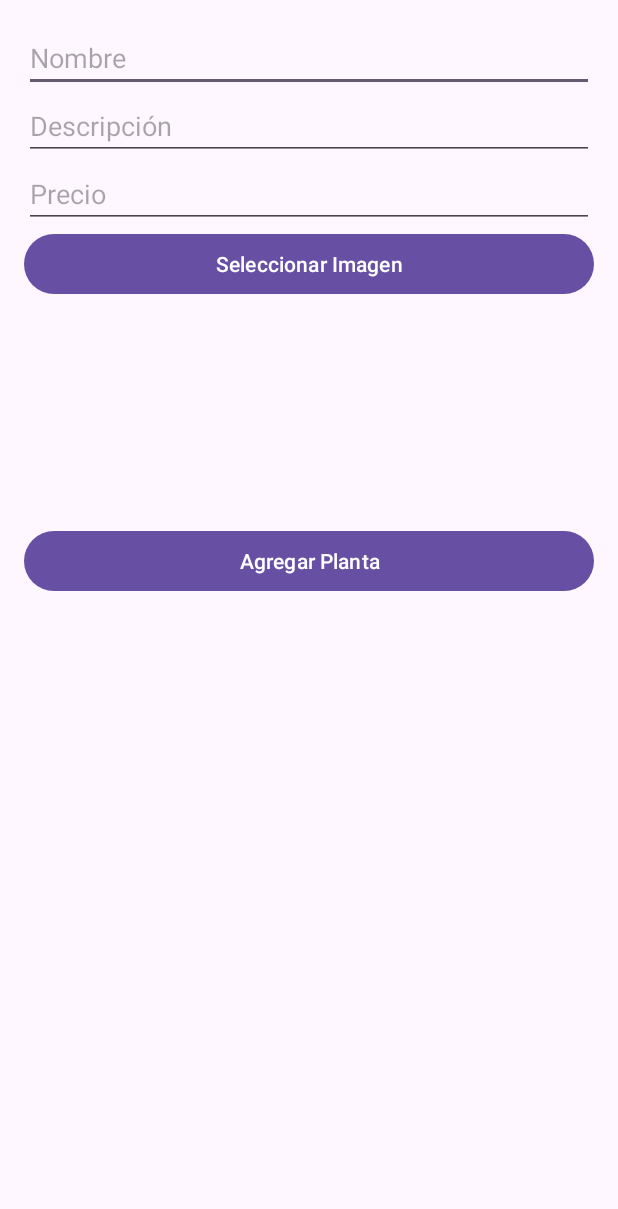
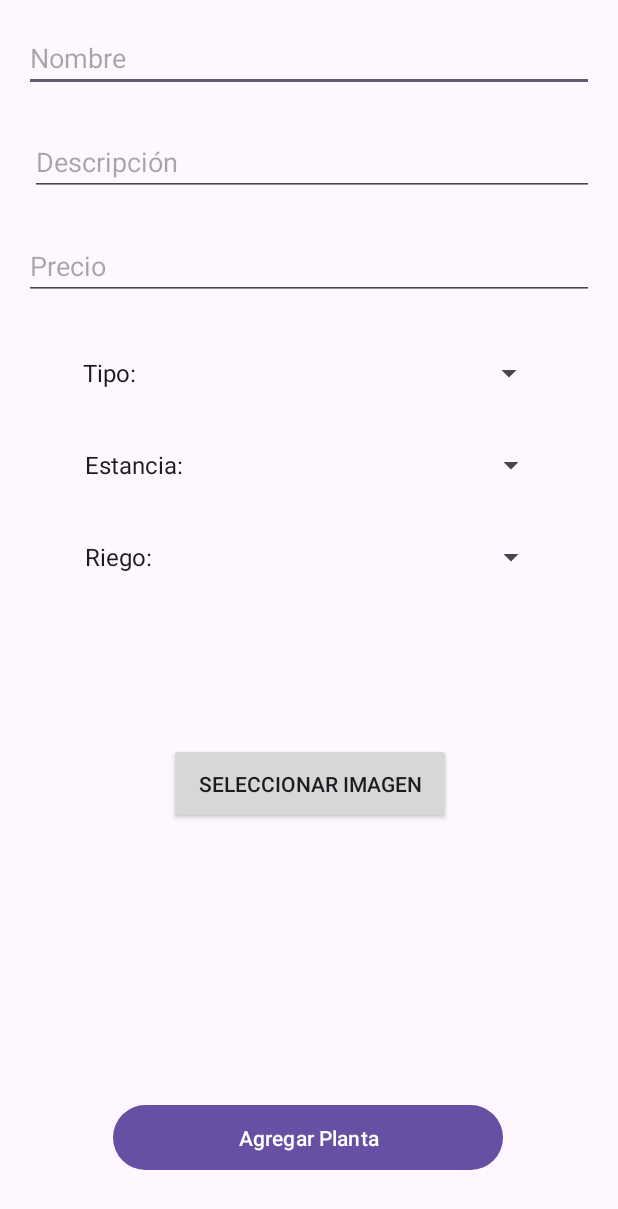
Before and after one commit to AxellSC/GreenLeaf-V1.0.0, an Android app: the screen it shows after launch (FormActivity), on a phone screen of 412 x 824 dp. Shown: the top 1209 px of the screen. Run offline under Robolectric (Android 15) with nearby library versions, the phone set to English and light mode, and no system bars; our stand-ins replace Firebase (no records; nobody signed in at launch, a user with empty details on screens opened directly).

Commit message:
Guardar datos de planta en FirStore

```diff
--- a/app/src/main/java/com/example/greenleaf_v100/model/ModelPlant.kt
+++ b/app/src/main/java/com/example/greenleaf_v100/model/ModelPlant.kt
@@ -3,8 +3,12 @@ package com.example.greenleaf_v100.model
 import android.widget.ImageView
 
 data class ModelPlanta (
+    val id: String = "",
     val nombre: String = "",
     val descripcion: String = "",
     val precio: String = "",
-    val fotoUrl: String = ""
+    val fotoUrl: String = "",
+    val tipo: String = "",         // spnTipo
+    val estancia: String = "",    // spnEstancia
+    val riego: String = ""       // spnRiego
 )
--- a/app/src/main/java/com/example/greenleaf_v100/view/FormActivity.kt
+++ b/app/src/main/java/com/example/greenleaf_v100/view/FormActivity.kt
@@ -4,6 +4,7 @@ import android.annotation.SuppressLint
 import android.content.Intent
 import android.net.Uri
 import android.os.Bundle
+import android.widget.ArrayAdapter
 import android.widget.Button
 import android.widget.EditText
 import android.widget.ImageView
@@ -38,6 +39,8 @@ class FormActivity : AppCompatActivity() {
         binding = ActivityFormBinding.inflate(layoutInflater)
         setContentView(binding.root)
 
+        setupSpinners()
+
         binding.btnSeleccionarImagen.setOnClickListener {
             pickImage.launch("image/*")
         }
@@ -46,19 +49,46 @@ class FormActivity : AppCompatActivity() {
             val nombre = binding.etNombre.text.toString()
             val descripcion = binding.etDescripcion.text.toString()
             val precio = binding.etPrecio.text.toString()
+            val spnTipo = binding.spnTipo.selectedItem.toString()
+            val spnEstancia = binding.spnEstancia.selectedItem.toString()
+            val spnRiego = binding.spnRiego.selectedItem.toString()
 
-            if (imageUri == null || nombre.isBlank() || descripcion.isBlank() || precio.isBlank()) {
+            if (imageUri == null || nombre.isBlank() || descripcion.isBlank() || precio.isBlank())  {
                 Toast.makeText(this, "Completa todos los campos", Toast.LENGTH_SHORT).show()
                 return@setOnClickListener
             }
 
+            if (spnTipo == "Tipo:" || spnEstancia == "Estancia:" || spnRiego == "Riego:") {
+                Toast.makeText(this, "Seleccione todas las opciones", Toast.LENGTH_SHORT).show()
+                return@setOnClickListener
+            }
+
             subirImagenAFirebase(imageUri!!) { urlImagen ->
-                guardarPlantaEnFirestore(nombre, descripcion, precio, urlImagen)
+                guardarPlantaEnFirestore(nombre, descripcion, precio, urlImagen, spnTipo, spnEstancia, spnRiego)
             }
         }
 
 
     }
+
+    private fun setupSpinners() {
+        val spnTipo = listOf("Tipo:", "Sol", "Sombra", "Sombra Parcial")
+        val adapter1 = ArrayAdapter(this, android.R.layout.simple_spinner_item, spnTipo)
+        adapter1.setDropDownViewResource(android.R.layout.simple_spinner_dropdown_item)
+        binding.spnTipo.adapter = adapter1
+
+        val spnEstancia = listOf("Estancia:", "Interior", "Exterior")
+        val adapter2 = ArrayAdapter(this, android.R.layout.simple_spinner_item, spnEstancia)
+        adapter2.setDropDownViewResource(android.R.layout.simple_spinner_dropdown_item)
+        binding.spnEstancia.adapter = adapter2
+
+        val spnRiego = listOf("Riego:", "Alto", "Frecuente", "Bajo")
+        val adapter3 = ArrayAdapter(this, android.R.layout.simple_spinner_item, spnRiego)
+        adapter3.setDropDownViewResource(android.R.layout.simple_spinner_dropdown_item)
+        binding.spnRiego.adapter = adapter3
+    }
+
+
 
     private fun subirImagenAFirebase(uri: Uri, callback: (String) -> Unit) {
         val storageRef = Firebase.storage.reference
@@ -76,24 +106,39 @@ class FormActivity : AppCompatActivity() {
             }
     }
 
-    private fun guardarPlantaEnFirestore(nombre: String, descripcion: String, precio: String, urlImagen: String) {
-        val db = Firebase.firestore
+    private fun guardarPlantaEnFirestore(
+        nombre: String,
+        descripcion: String,
+        precio: String,
+        urlImagen: String,
+        spnTipo: String,
+        spnEstancia: String,
+        spnRiego: String)
+    {
+        val nuevoDocumento = Firebase.firestore.collection("plantas").document()
+
         val planta = ModelPlanta(
-            nombre = nombre,
-            descripcion = descripcion,
-            precio = precio,
-            fotoUrl = urlImagen
+            id = nuevoDocumento.id,
+            nombre,
+            descripcion,
+            precio,
+            urlImagen,
+            spnTipo,       // categoria
+            spnEstancia,   // tipoCuidado
+            spnRiego       // nivelDificultad
+
         )
 
-        db.collection("plantas")
-            .add(planta)
+        // 3. Guardamos usando .set() en la referencia creada
+        nuevoDocumento.set(planta)
             .addOnSuccessListener {
-                Toast.makeText(this, "Planta guardada", Toast.LENGTH_SHORT).show()
+                Toast.makeText(this, "✅ Planta guardada con ID: ${nuevoDocumento.id}", Toast.LENGTH_SHORT).show()
                 startActivity(Intent(this, CatalogoActivity::class.java))
                 finish()
             }
-            .addOnFailureListener {
-                Toast.makeText(this, "Error al guardar planta", Toast.LENGTH_SHORT).show()
+            .addOnFailureListener { e ->
+                Toast.makeText(this, "❌ Error: ${e.message}", Toast.LENGTH_SHORT).show()
             }
+
     }
 }
--- a/app/src/main/res/layout/activity_form.xml
+++ b/app/src/main/res/layout/activity_form.xml
@@ -1,5 +1,7 @@
 <?xml version="1.0" encoding="utf-8"?>
-<LinearLayout xmlns:android="http://schemas.android.com/apk/res/android"
+<androidx.constraintlayout.widget.ConstraintLayout xmlns:android="http://schemas.android.com/apk/res/android"
+    xmlns:app="http://schemas.android.com/apk/res-auto"
+    xmlns:tools="http://schemas.android.com/tools"
     android:id="@+id/layoutFormulario"
     android:layout_width="match_parent"
     android:layout_height="match_parent"
@@ -8,34 +10,93 @@
 
     <EditText
         android:id="@+id/etNombre"
+        android:layout_width="match_parent"
+        android:layout_height="wrap_content"
         android:hint="Nombre"
-        android:layout_width="match_parent"
-        android:layout_height="wrap_content"/>
+        app:layout_constraintStart_toStartOf="parent"
+        app:layout_constraintTop_toTopOf="parent" />
+
     <EditText
         android:id="@+id/etDescripcion"
+        android:layout_width="match_parent"
+        android:layout_height="wrap_content"
+        android:layout_marginStart="4dp"
+        android:layout_marginTop="24dp"
         android:hint="Descripción"
-        android:layout_width="match_parent"
-        android:layout_height="wrap_content"/>
+        app:layout_constraintStart_toStartOf="parent"
+        app:layout_constraintTop_toBottomOf="@+id/etNombre" />
+
     <EditText
         android:id="@+id/etPrecio"
+        android:layout_width="match_parent"
+        android:layout_height="wrap_content"
+        android:layout_marginTop="24dp"
         android:hint="Precio"
-        android:layout_width="match_parent"
-        android:layout_height="wrap_content"/>
+        app:layout_constraintEnd_toEndOf="parent"
+        app:layout_constraintHorizontal_bias="1.0"
+        app:layout_constraintStart_toStartOf="parent"
+        app:layout_constraintTop_toBottomOf="@+id/etDescripcion" />
 
-    <Button
+    <androidx.appcompat.widget.AppCompatButton
         android:id="@+id/btnSeleccionarImagen"
+        android:layout_width="188dp"
+        android:layout_height="54dp"
+        android:layout_marginBottom="16dp"
         android:text="Seleccionar Imagen"
-        android:layout_width="match_parent"
-        android:layout_height="wrap_content"/>
+        app:layout_constraintBottom_toTopOf="@+id/ivPreview"
+        app:layout_constraintEnd_toEndOf="parent"
+        app:layout_constraintHorizontal_bias="0.502"
+        app:layout_constraintStart_toStartOf="parent" />
+
     <ImageView
         android:id="@+id/ivPreview"
-        android:layout_width="match_parent"
-        android:layout_height="150dp"
-        android:scaleType="centerCrop"/>
+        android:layout_width="189dp"
+        android:layout_height="139dp"
+        android:layout_marginBottom="28dp"
+        android:scaleType="centerCrop"
+        app:layout_constraintBottom_toTopOf="@+id/btnAgregar"
+        app:layout_constraintEnd_toEndOf="parent"
+        app:layout_constraintStart_toStartOf="parent" />
 
     <Button
         android:id="@+id/btnAgregar"
+        android:layout_width="260dp"
+        android:layout_height="51dp"
+        android:layout_marginBottom="24dp"
         android:text="Agregar Planta"
-        android:layout_width="match_parent"
-        android:layout_height="wrap_content"/>
-</LinearLayout>
+        app:layout_constraintBottom_toBottomOf="parent"
+        app:layout_constraintEnd_toEndOf="parent"
+        app:layout_constraintHorizontal_bias="0.495"
+        app:layout_constraintStart_toStartOf="parent" />
+
+    <Spinner
+        android:id="@+id/spnTipo"
+        android:layout_width="316dp"
+        android:layout_height="41dp"
+        android:layout_marginTop="28dp"
+        app:layout_constraintEnd_toEndOf="parent"
+        app:layout_constraintHorizontal_bias="0.492"
+        app:layout_constraintStart_toStartOf="parent"
+        app:layout_constraintTop_toBottomOf="@+id/etPrecio" />
+
+    <Spinner
+        android:id="@+id/spnEstancia"
+        android:layout_width="316dp"
+        android:layout_height="41dp"
+        android:layout_marginTop="20dp"
+        app:layout_constraintEnd_toEndOf="parent"
+        app:layout_constraintHorizontal_bias="0.507"
+        app:layout_constraintStart_toStartOf="parent"
+        app:layout_constraintTop_toBottomOf="@+id/spnTipo" />
+
+    <Spinner
+        android:id="@+id/spnRiego"
+        android:layout_width="316dp"
+        android:layout_height="41dp"
+        android:layout_marginTop="20dp"
+        app:layout_constraintEnd_toEndOf="parent"
+        app:layout_constraintHorizontal_bias="0.507"
+        app:layout_constraintStart_toStartOf="parent"
+        app:layout_constraintTop_toBottomOf="@+id/spnEstancia" />
+
+</androidx.constraintlayout.widget.ConstraintLayout>
```
Also changed, not shown: app/src/main/res/layout/activity_catalogo.xml (+10 -0 lines).
